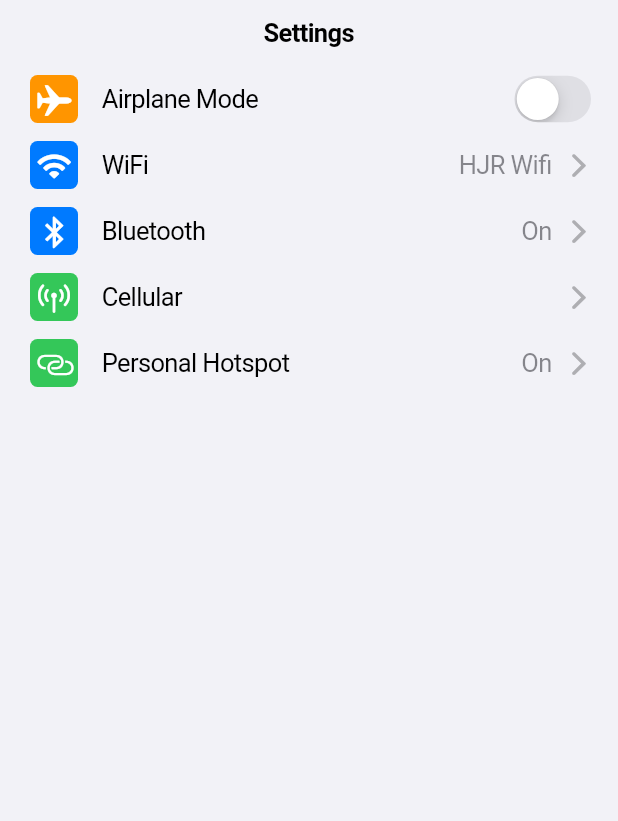
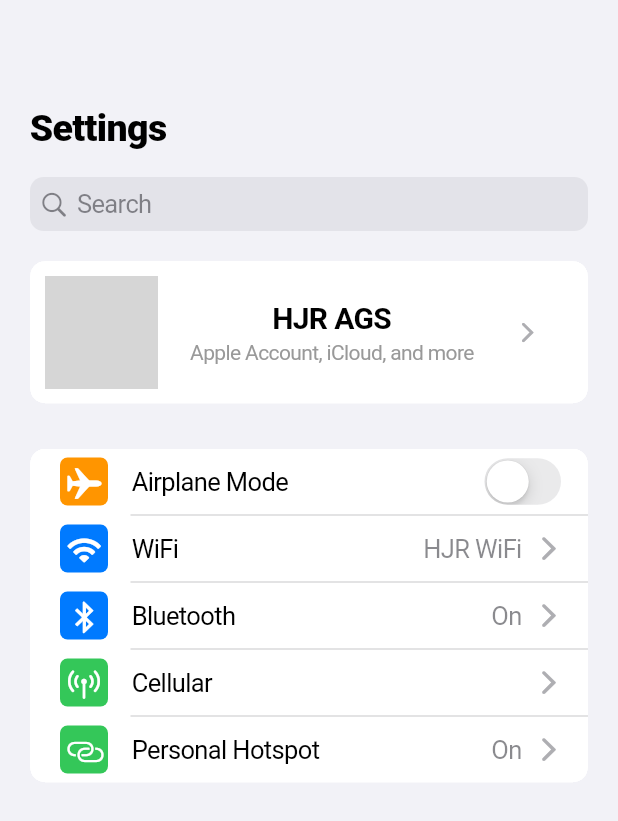
Before and after one commit to Howen-Julius-M-Asuncion/dev_ops_act3, a Flutter app: the screen it shows after launch, on a phone screen of 412 x 824 dp. Shown: the top 821 px of the screen. Run offline on Flutter 3.47's test engine with Material 3 defaults, Android fonts, the phone set to English and light mode, and no system bars; grey boxes are pictures that could not be loaded.

Commit message:
Update styling

```diff
--- a/lib/main.dart
+++ b/lib/main.dart
@@ -26,14 +26,81 @@
   Widget build(BuildContext context) {
     return CupertinoPageScaffold(
       backgroundColor: CupertinoColors.secondarySystemBackground,
-        navigationBar: CupertinoNavigationBar(
-          middle: Text('Settings', style: TextStyle(fontWeight: FontWeight.bold)),
-        ),
+      // navigationBar: CupertinoNavigationBar(
+      //   middle: Text('Settings', style: TextStyle(fontWeight: FontWeight.bold)),
+      // ),
       child: SafeArea(
         child: Column(
           children: [
             Expanded(
               child: ListView(
+                children: [
+                  Container(
+                    color: CupertinoColors.secondarySystemBackground,
+                    margin: EdgeInsets.fromLTRB(0, 0, 0, 10),
+                    height: 100,
+                    child: Row(mainAxisAlignment: MainAxisAlignment.start, crossAxisAlignment: CrossAxisAlignment.end,
+                      children: [Padding(padding: EdgeInsets.fromLTRB(20, 0, 0, 0),
+                        child: Text('Settings', style: TextStyle(fontWeight: FontWeight.w900, fontSize: 25),),
+                      )],
+                    ),
+                  ),
+                  Padding(padding: EdgeInsets.fromLTRB(20, 8, 20, 0), child: CupertinoSearchTextField(enabled: false,),),
+                  CupertinoListSection.insetGrouped(
+                    dividerMargin: 25,
+                    children: [
+                      Padding(
+                        padding: const EdgeInsets.all(10),
+                        child: Row(children: [
+                          Expanded(
+                            child: Row(
+                              children: [
+                                SizedBox(
+                                  height: 75,
+                                  width: 75,
+                                  child: ClipOval(
+                                    child: Image.asset(
+                                      'images/profile.jpg',
+                                      fit: BoxFit.cover,
+                                    ),
+                                  ),
+                                ),
+                                SizedBox(width: 16),
+                                Expanded(
+                                  child: Column(
+                                    crossAxisAlignment: CrossAxisAlignment.center,
+                                    mainAxisAlignment: MainAxisAlignment.center,
+                                    children: [
+                                      Text(
+                                        'HJR AGS',
+                                        style: TextStyle(
+                                          fontWeight: FontWeight.bold,
+                                          fontSize: 20,
+                                        ),
+                                      ),
+                                      SizedBox(height: 4),
+                                      Text(
+                                        'Apple Account, iCloud, and more',
+                                        style: TextStyle(
+                                          fontWeight: FontWeight.w400,
+                                          fontSize: 14,
+                                          color: CupertinoColors.inactiveGray,
+                                        ),
+                                        textAlign: TextAlign.center,
+                                      ),
+                                    ],
+                                  ),
+                                ),
+                                CupertinoButton(child: Icon(CupertinoIcons.chevron_forward, color: CupertinoColors.systemGrey2), onPressed: (){}),
+                              ],
+                            ),
+                          ),
+                        ],),
+                      )
+                    ],
+                  ),
+                  CupertinoListSection.insetGrouped(
+                    dividerMargin: 25,
                     children: [
                       CupertinoListTile(
                         title: Text('Airplane Mode'),
@@ -88,7 +155,7 @@
                         ),
                         leadingSize: 32,
                         additionalInfo:  OptionSettings.previousWifiState && isLoading
-                              ? CupertinoActivityIndicator() : Text(OptionSettings.isWifiOn ? 'HJR Wifi' : 'Off'),
+                            ? CupertinoActivityIndicator() : Text(OptionSettings.isWifiOn ? 'HJR WiFi' : 'Off'),
                         trailing: Icon(CupertinoIcons.chevron_forward, color: CupertinoColors.systemGrey2),
                         onTap: () async {
                           Navigator.push(
@@ -129,6 +196,7 @@
                         ),
                         leadingSize: 32,
                         trailing: Icon(CupertinoIcons.chevron_forward, color: CupertinoColors.systemGrey2),
+                        onTap: (){}
                       ),
                       CupertinoListTile(
                         title: Text('Personal Hotspot'),
@@ -147,6 +215,8 @@
                         onTap: (){},
                       ),
                     ],
+                  ),
+                ],
               )
             )
           ],
```
Lines whose indentation alone changed are shown as unchanged.
